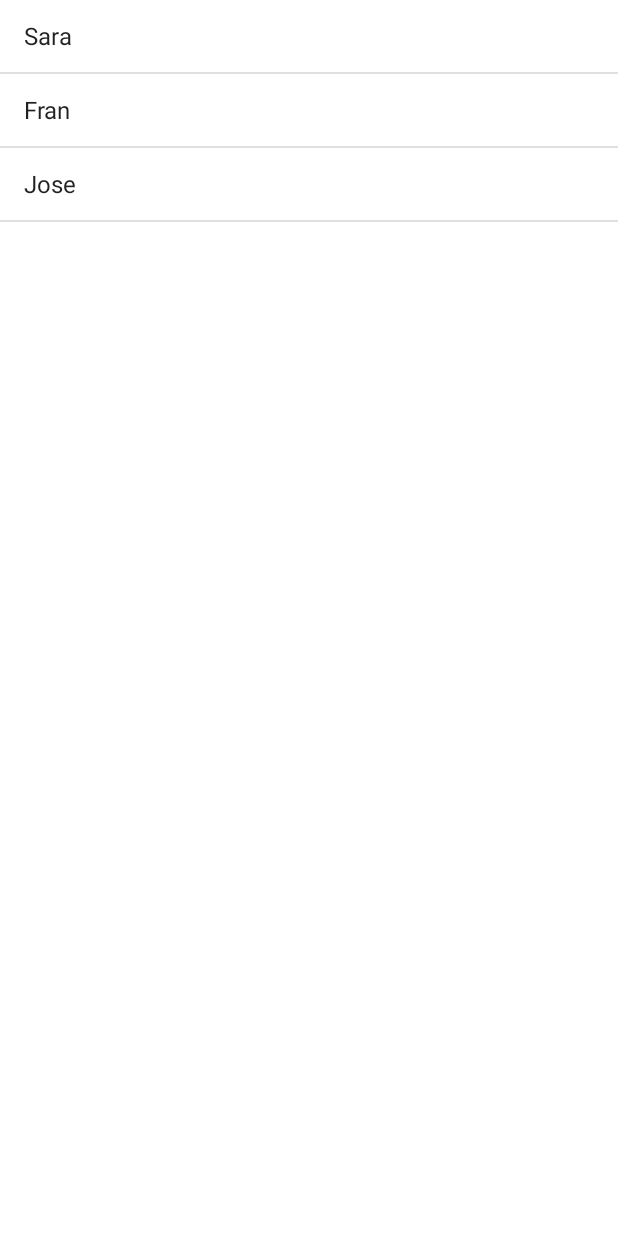
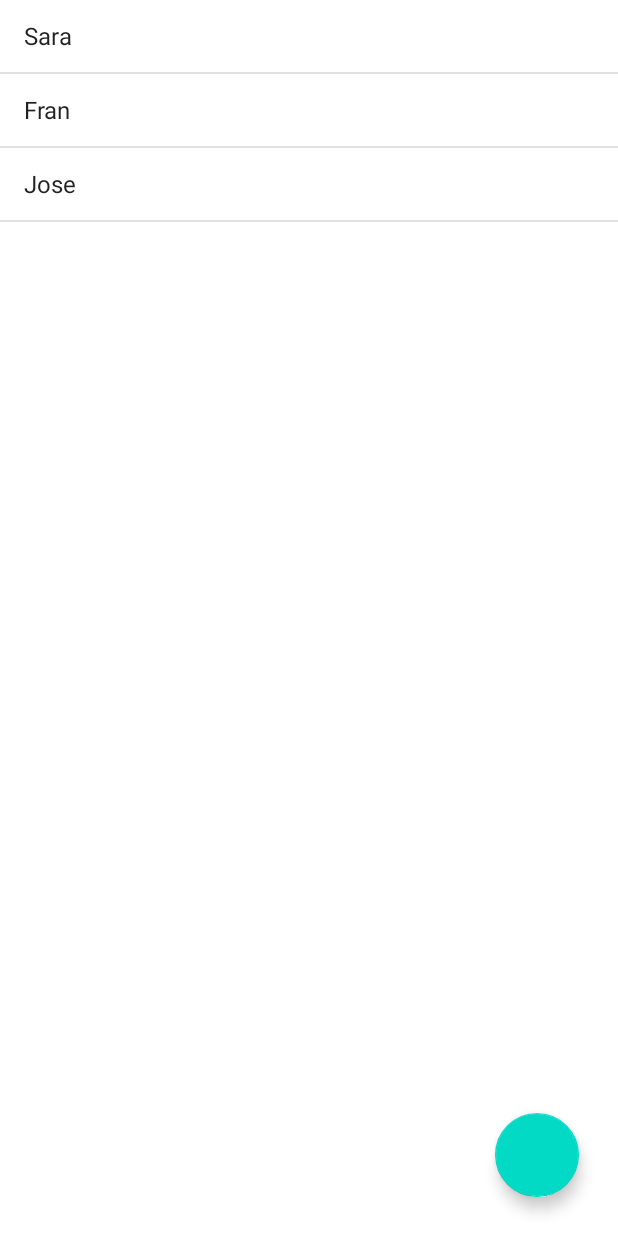
Before and after one commit to sarafelix25/Agenda, an Android app: the screen it shows after launch (MainActivity), on a phone screen of 412 x 824 dp. Run offline under Robolectric (Android 15) with nearby library versions, the phone set to English and light mode, and no system bars.

Commit message:
add icones no projeto

```diff
--- a/app/src/main/res/layout/activity_main.xml
+++ b/app/src/main/res/layout/activity_main.xml
@@ -1,5 +1,5 @@
 <?xml version="1.0" encoding="utf-8"?>
-<androidx.constraintlayout.widget.ConstraintLayout
+<RelativeLayout
     xmlns:android="http://schemas.android.com/apk/res/android"
     xmlns:app="http://schemas.android.com/apk/res-auto"
     xmlns:tools="http://schemas.android.com/tools"
@@ -8,11 +8,23 @@
     android:layout_height="match_parent"
     tools:context=".MainActivity">
 
+    <com.google.android.material.floatingactionbutton.FloatingActionButton
+        android:id="@+id/activity_main_fab_novo_aluno"
+        android:layout_width="wrap_content"
+        android:layout_height="wrap_content"
+        android:layout_alignParentEnd="true"
+        android:layout_alignParentBottom="true"
+        android:layout_marginEnd="26dp"
+        android:layout_marginBottom="26dp"
+        android:clickable="true"
+        android:focusable="true"/>
+
+
     <ListView
         android:id="@+id/activity_main_lista_de_alunos"
         android:layout_width="match_parent"
-        android:layout_height="match_parent"
-        android:visibility="visible"
-        tools:layout_editor_absoluteX="4dp"
-        tools:visibility="visible" />
-</androidx.constraintlayout.widget.ConstraintLayout>
+        android:layout_height="match_parent">
+    </ListView>
+
+
+</RelativeLayout>
```
Also changed, not shown: app/src/main/res/drawable-anydpi/ic_action_bovo_aluno.xml (added, +11 -0 lines), app/src/main/res/drawable-hdpi/ic_action_bovo_aluno.png (added), app/src/main/res/drawable-mdpi/ic_action_bovo_aluno.png (added), app/src/main/res/drawable-xhdpi/ic_action_bovo_aluno.png (added), app/src/main/res/drawable-xxhdpi/ic_action_bovo_aluno.png (added), gradle/wrapper/gradle-wrapper.properties.
